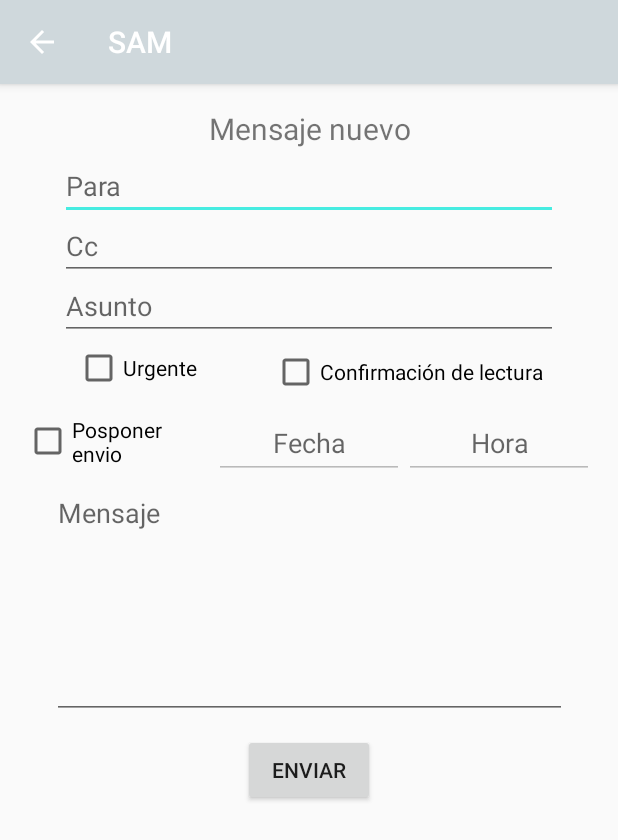
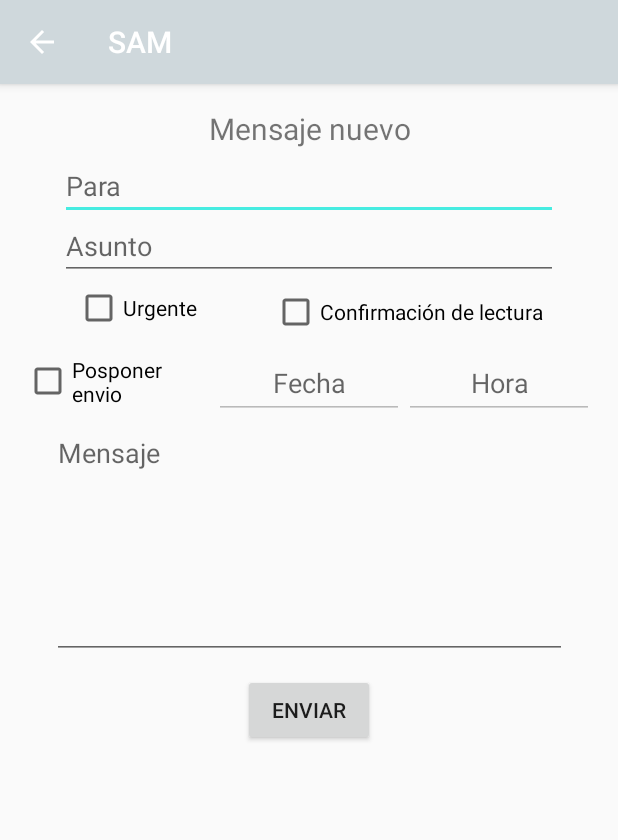
Before and after one commit to SoftwareArchitectureMail/sam_android_client, an Android app: the SendMailActivity screen opened directly, with no data from a screen before it, on a phone screen of 412 x 824 dp. Shown: the top 840 px of the screen. Run offline under Robolectric (Android 15) with nearby library versions, the phone set to English and light mode, and no system bars.

Commit message:
Sin CC send mail

```diff
--- a/app/src/main/res/layout/activity_register1.xml
+++ b/app/src/main/res/layout/activity_register1.xml
@@ -8,7 +8,7 @@
 
     <android.support.constraint.ConstraintLayout
         android:layout_width="match_parent"
-        android:layout_height="match_parent" >
+        android:layout_height="wrap_content" >
 
         <TextView
             android:id="@+id/txt_register_register"
--- a/app/src/main/res/layout/activity_send_mail.xml
+++ b/app/src/main/res/layout/activity_send_mail.xml
@@ -8,7 +8,8 @@
 
     <android.support.constraint.ConstraintLayout
         android:layout_width="match_parent"
-        android:layout_height="match_parent" >
+        android:layout_height="match_parent"
+        tools:ignore="ScrollViewSize">
 
         <EditText
             android:id="@+id/input_send_mail_recipient"
@@ -22,7 +23,7 @@
             android:ems="10"
             android:hint="@string/send_mail_recipient_input"
             android:inputType="textEmailAddress"
-            app:layout_constraintBottom_toTopOf="@+id/input_send_mail_cc"
+            app:layout_constraintBottom_toTopOf="@+id/input_send_mail_subject"
             app:layout_constraintHorizontal_bias="0.0"
             app:layout_constraintLeft_toLeftOf="parent"
             app:layout_constraintRight_toRightOf="parent"
@@ -43,7 +44,7 @@
             app:layout_constraintHorizontal_bias="0.0"
             app:layout_constraintLeft_toLeftOf="parent"
             app:layout_constraintRight_toRightOf="parent"
-            app:layout_constraintTop_toBottomOf="@+id/input_send_mail_cc"
+            app:layout_constraintTop_toBottomOf="@+id/input_send_mail_recipient"
             android:layout_marginBottom="5dp" />
 
         <EditText
@@ -65,23 +66,6 @@
             app:layout_constraintLeft_toLeftOf="parent"
             app:layout_constraintRight_toRightOf="parent"
             tools:ignore="Deprecated" />
-
-        <EditText
-            android:id="@+id/input_send_mail_cc"
-            android:layout_width="0dp"
-            android:layout_height="40dp"
-            android:layout_marginEnd="40dp"
-            android:layout_marginLeft="40dp"
-            android:layout_marginRight="40dp"
-            android:layout_marginStart="40dp"
-            android:ems="10"
-            android:hint="@string/send_mail_cc_input"
-            android:inputType="textEmailAddress"
-            app:layout_constraintBottom_toTopOf="@+id/input_send_mail_subject"
-            app:layout_constraintHorizontal_bias="1.0"
-            app:layout_constraintLeft_toLeftOf="parent"
-            app:layout_constraintRight_toRightOf="parent"
-            app:layout_constraintTop_toBottomOf="@+id/input_send_mail_recipient" />
 
         <TextView
             android:id="@+id/txt_send_mail_new_message"
```
